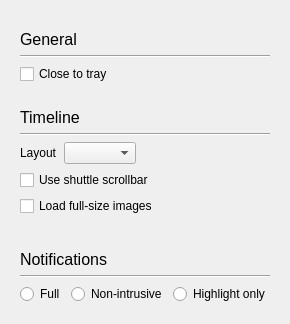
Above: client/settingsgeneralpage.ui from quotient-im/Quaternion before the change. Below: the same form after it.
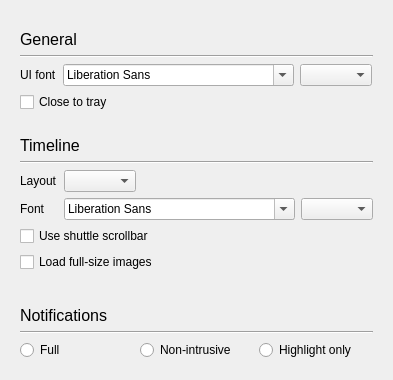
That is the form after the change.

Commit message: Expose UI/Fonts/* settings

The edit to the form file:
```diff
--- a/client/settingsgeneralpage.ui
+++ b/client/settingsgeneralpage.ui
@@ -42,6 +42,34 @@
         </property>
        </widget>
       </item>
+      <item>
+       <layout class="QFormLayout" name="formLayout_2">
+        <property name="fieldGrowthPolicy">
+         <enum>QFormLayout::FieldsStayAtSizeHint</enum>
+        </property>
+        <item row="0" column="0">
+         <widget class="QLabel" name="label_5">
+          <property name="text">
+           <string>UI font</string>
+          </property>
+         </widget>
+        </item>
+        <item row="0" column="1">
+         <layout class="QHBoxLayout" name="horizontalLayout_2">
+          <item>
+           <widget class="QFontComboBox" name="uiFontFamily"/>
+          </item>
+          <item>
+           <widget class="QComboBox" name="uiFontPointSize">
+            <property name="editable">
+             <bool>false</bool>
+            </property>
+           </widget>
+          </item>
+         </layout>
+        </item>
+       </layout>
+      </item>
       <item>
        <widget class="QCheckBox" name="closeToTray">
         <property name="toolTip">
@@ -96,6 +124,27 @@
         <item row="0" column="1">
          <widget class="QComboBox" name="timeline_layout"/>
         </item>
+        <item row="1" column="0">
+         <widget class="QLabel" name="label_6">
+          <property name="text">
+           <string>Font</string>
+          </property>
+         </widget>
+        </item>
+        <item row="1" column="1">
+         <layout class="QHBoxLayout" name="horizontalLayout_3">
+          <item>
+           <widget class="QFontComboBox" name="timelineFontFamily"/>
+          </item>
+          <item>
+           <widget class="QComboBox" name="timelineFontPointSize">
+            <property name="editable">
+             <bool>false</bool>
+            </property>
+           </widget>
+          </item>
+         </layout>
+        </item>
        </layout>
       </item>
       <item>
```
The commit also changes 2 other files.
